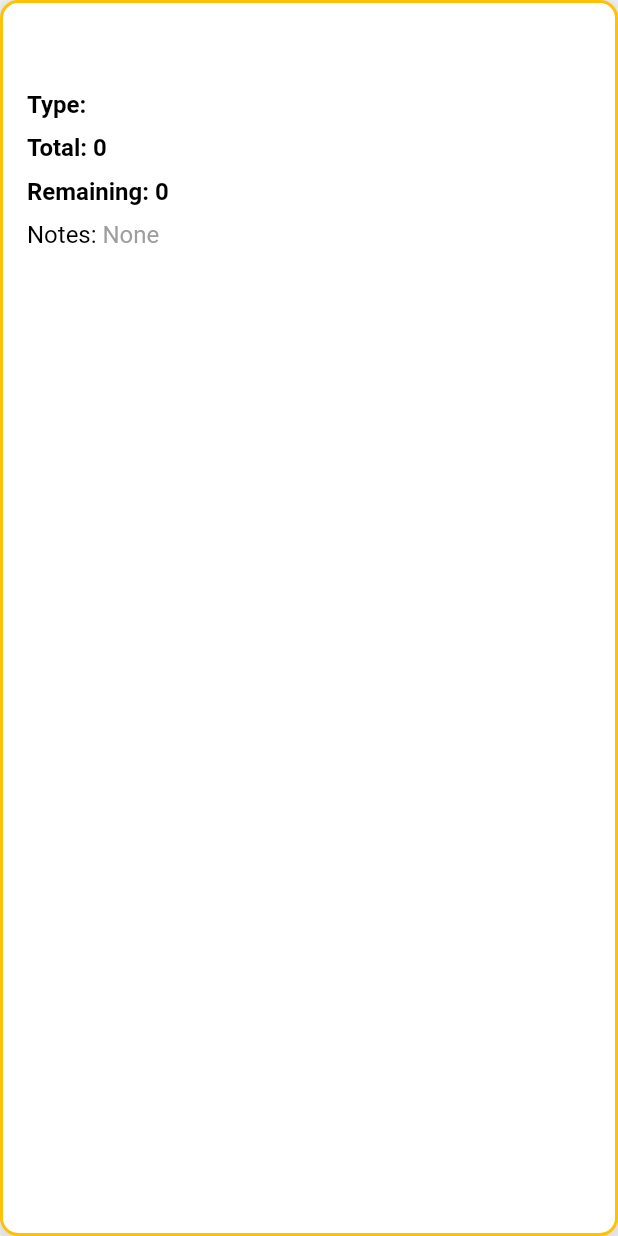
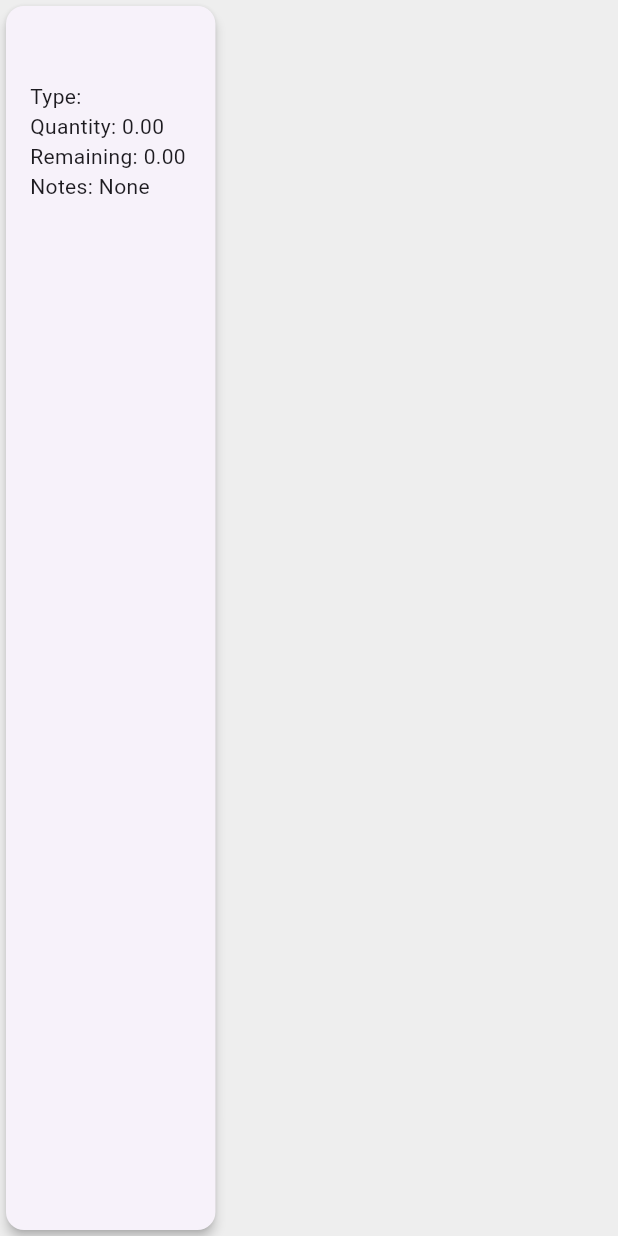
Before and after one commit to KiNeMspA/medtrackr, a Flutter app: the MedicationCard widget shown alone on an empty page, opened directly with empty values, on a phone screen of 412 x 824 dp. Run offline on Flutter 3.47's test engine with Material 3 defaults, Android fonts, the phone set to English and light mode, and no system bars; our stand-ins replace flutter_local_notifications, timezone.

Commit message:
Revert "Styled MedicationCard with merged quantities (commit d3fbe3b6096be12cd23c44201ff7a7e70f913e2e)"
This reverts commit 9cafe3754b7296254f3dd9741a8b048510cd67c0.

```diff
--- a/lib/widgets/cards/medication_card.dart
+++ b/lib/widgets/cards/medication_card.dart
@@ -1,5 +1,4 @@
 import 'package:flutter/material.dart';
-import 'package:medtrackr/constants/constants.dart';
 import 'package:medtrackr/models/medication.dart';
 
 class MedicationCard extends StatelessWidget {
@@ -7,95 +6,33 @@ class MedicationCard extends StatelessWidget {
 
   const MedicationCard({super.key, required this.medication});
 
-  String _formatNumber(double value) {
-    return value.toStringAsFixed(value.truncateToDouble() == value ? 0 : 2);
-  }
-
   @override
   Widget build(BuildContext context) {
-    return Container(
-      constraints: const BoxConstraints(minWidth: double.infinity),
-      padding: const EdgeInsets.all(16),
-      decoration: BoxDecoration(
-        color: Colors.white,
-        border: Border.all(color: AppConstants.primaryColor, width: 2),
-        borderRadius: BorderRadius.circular(12),
-        boxShadow: [
-          BoxShadow(
-            color: Colors.grey.withOpacity(0.2),
-            spreadRadius: 2,
-            blurRadius: 4,
-            offset: const Offset(0, 2),
-          ),
-        ],
-      ),
+    return Card(
+      elevation: 3,
+      shape: RoundedRectangleBorder(borderRadius: BorderRadius.circular(12)),
+      child: Padding(
+        padding: const EdgeInsets.all(16.0),
         child: Column(
           crossAxisAlignment: CrossAxisAlignment.start,
           children: [
             Text(
               medication.name,
-            style: const TextStyle(
-              fontSize: 18,
-              fontWeight: FontWeight.bold,
-              color: Colors.black,
-            ),
+              style: const TextStyle(fontSize: 18, fontWeight: FontWeight.bold),
             ),
             const SizedBox(height: 8),
-          RichText(
-            text: TextSpan(
-              style: const TextStyle(color: Colors.black, fontSize: 16, height: 1.8),
-              children: [
-                const TextSpan(
-                  text: 'Type: ',
-                  style: TextStyle(fontWeight: FontWeight.bold),
+            Text('Type: ${medication.type}'),
+            Text('Quantity: ${medication.quantity.toStringAsFixed(2)} ${medication.quantityUnit}'),
+            Text('Remaining: ${medication.remainingQuantity.toStringAsFixed(2)} ${medication.quantityUnit}'),
+            if (medication.reconstitutionVolume > 0)
+              Text(
+                'Reconstitution: ${medication.reconstitutionVolume.toStringAsFixed(2)} mL '
+                    '${medication.reconstitutionFluid}, '
+                    '${medication.selectedReconstitution?['concentration']?.toStringAsFixed(2)} mg/mL',
               ),
-                TextSpan(text: '${medication.type}\n'),
-                const TextSpan(
-                  text: 'Total: ',
-                  style: TextStyle(fontWeight: FontWeight.bold),
-                ),
-                TextSpan(
-                  text: _formatNumber(medication.quantity),
-                  style: const TextStyle(fontWeight: FontWeight.bold),
-                ),
-                TextSpan(text: ' ${medication.quantityUnit}\n'),
-                const TextSpan(
-                  text: 'Remaining: ',
-                  style: TextStyle(fontWeight: FontWeight.bold),
-                ),
-                TextSpan(
-                  text: _formatNumber(medication.remainingQuantity ?? medication.quantity),
-                  style: const TextStyle(fontWeight: FontWeight.bold),
-                ),
-                TextSpan(text: ' ${medication.quantityUnit}'),
-                if (medication.reconstitutionVolume != null && medication.reconstitutionVolume! > 0) ...[
-                  const TextSpan(text: '\nReconstituted with: '),
-                  TextSpan(
-                    text: _formatNumber(medication.reconstitutionVolume!),
-                    style: const TextStyle(fontWeight: FontWeight.bold),
-                  ),
-                  TextSpan(text: ' mL'),
-                  if (medication.reconstitutionFluid != null && medication.reconstitutionFluid!.isNotEmpty)
-                    TextSpan(text: ' of ${medication.reconstitutionFluid}'),
-                  if (medication.selectedReconstitution != null &&
-                      medication.selectedReconstitution!['concentration'] != null) ...[
-                    const TextSpan(text: ', '),
-                    TextSpan(
-                      text: _formatNumber(medication.selectedReconstitution!['concentration']),
-                      style: const TextStyle(fontWeight: FontWeight.bold),
-                    ),
-                    const TextSpan(text: ' mg/mL'),
-                  ],
-                ],
-                const TextSpan(text: '\nNotes: '),
-                TextSpan(
-                  text: medication.notes.isNotEmpty ? medication.notes : 'None',
-                  style: const TextStyle(color: Colors.grey),
-                ),
+            Text('Notes: ${medication.notes.isNotEmpty ? medication.notes : 'None'}'),
           ],
         ),
-          ),
-        ],
       ),
     );
   }
```
Lines whose indentation alone changed are shown as unchanged.
